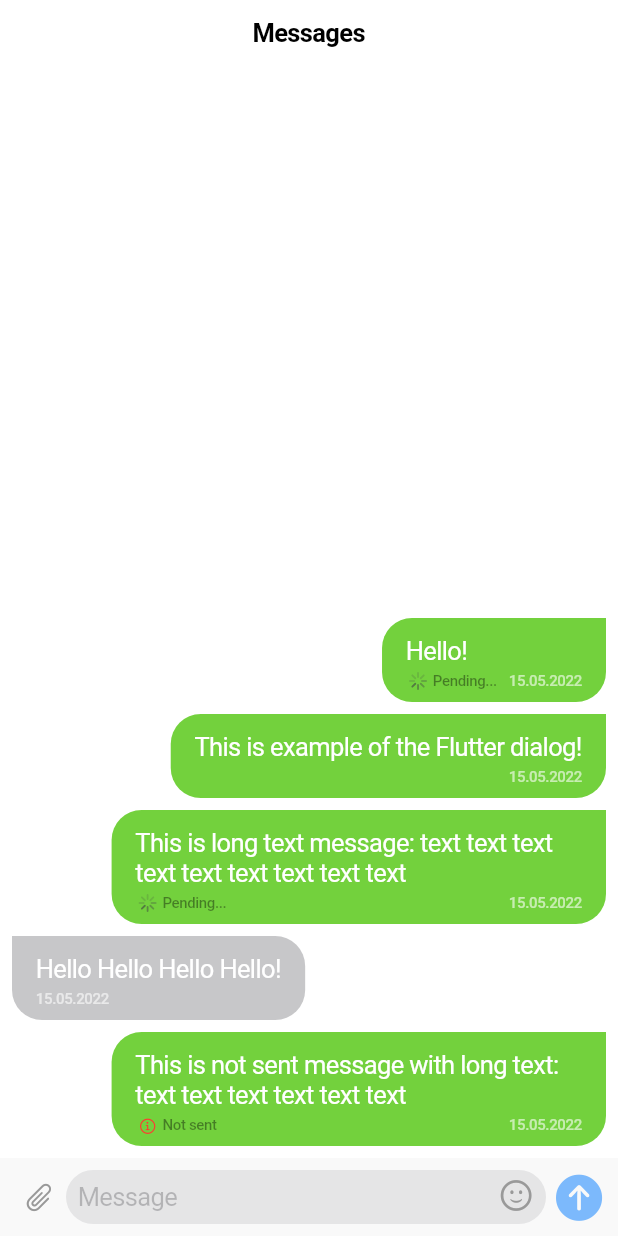
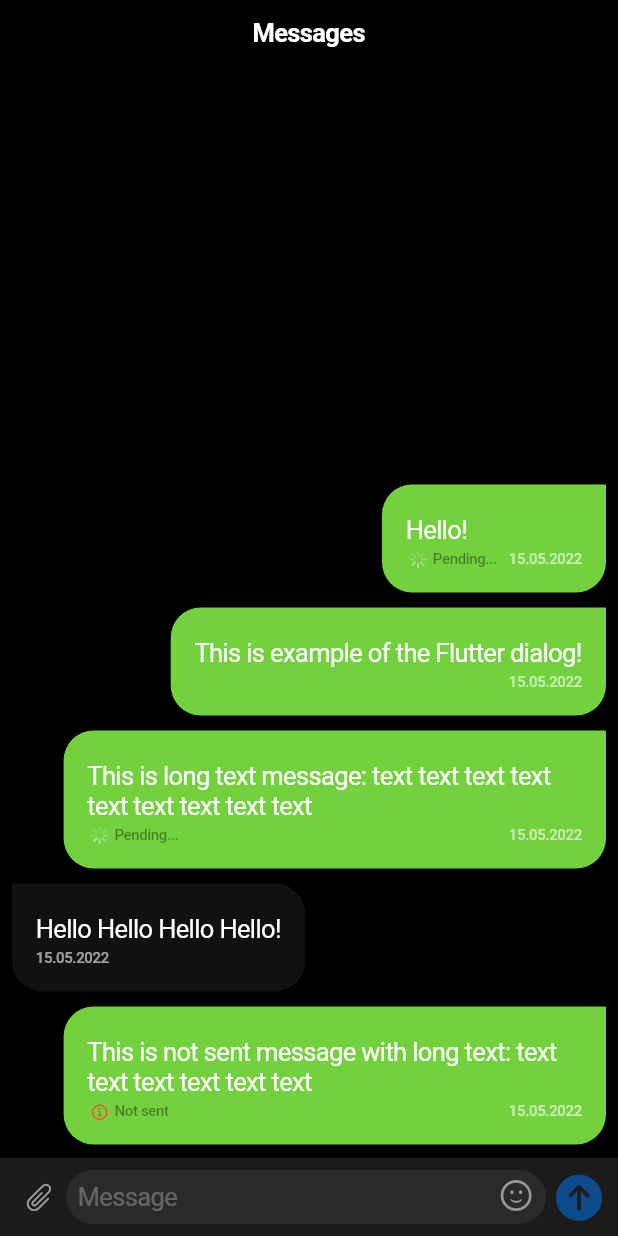
Before and after one commit to starchykov/flutter_dialog, a Flutter app: the screen it shows after launch, on a phone screen of 412 x 824 dp. Run offline on Flutter 3.47's test engine with Material 2 defaults, Android fonts, the phone set to English and light mode, and no system bars.

Commit message:
Some general improvements

```diff
--- a/lib/constants/constants.dart
+++ b/lib/constants/constants.dart
@@ -25,7 +25,9 @@ const kDarkGrayColor = CupertinoColors.separator;
 const kTitleTextColor = Color(0xFF30384D);
 const kTextColor = Color(0xFF4D5875);
 
+const kHeadFontSize = 14.0;
 const kDefaultFontSize = 14.0;
+const kSmallFontSize = 14.0;
 
 const kDefaultOffset = 16.0;
 const kDefaultDoubleOffset = 8.0;
--- a/lib/ui/application/application.dart
+++ b/lib/ui/application/application.dart
@@ -10,7 +10,7 @@ class DialogApp extends StatelessWidget {
       debugShowCheckedModeBanner: false,
       title: 'Flutter Demo',
       theme: CupertinoThemeData(
-        brightness: Brightness.light,
+        brightness: Brightness.dark,
         scaffoldBackgroundColor: CupertinoColors.systemBackground,
       ),
       home: HomeScreen(),
--- a/lib/ui/views/messages_screen/messages_item.dart
+++ b/lib/ui/views/messages_screen/messages_item.dart
@@ -15,17 +15,16 @@ class MessageItem extends StatelessWidget {
 
   @override
   Widget build(BuildContext context) {
-    return ConstrainedBox(
-      constraints: BoxConstraints(
-        minWidth: MediaQuery.of(context).size.width * .2,
-        maxWidth: MediaQuery.of(context).size.width * .8,
-      ),
-      child: IntrinsicWidth(
-        child: Wrapper(
-          borderTL: isCurrent ? 20 : 0,
-          borderTR: isCurrent ? 0 : 20,
-          color: isCurrent ? kSuccessColor : kDarkGrayColor,
-          widget: Column(
+    return Wrapper(
+      alignment: isCurrent ? MessageAlignment.end : MessageAlignment.start,
+      color: isCurrent ? kSuccessColor : kDarkGrayColor,
+      message: ConstrainedBox(
+        constraints: BoxConstraints(
+          minWidth: MediaQuery.of(context).size.width * .2,
+          maxWidth: MediaQuery.of(context).size.width * .8,
+        ),
+        child: IntrinsicWidth(
+          child: Column(
             mainAxisSize: MainAxisSize.min,
             mainAxisAlignment: MainAxisAlignment.spaceBetween,
             crossAxisAlignment: CrossAxisAlignment.start,
--- a/lib/ui/views/messages_screen/messages_list.dart
+++ b/lib/ui/views/messages_screen/messages_list.dart
@@ -24,15 +24,13 @@ class MessagesList extends StatelessWidget {
       padding: const EdgeInsets.symmetric(vertical: kDefaultTextSpace, horizontal: 8.0),
       itemBuilder: (context, index) {
         bool isCurrent = viewModel.currentUser(state.messages[index].userName);
-        return Container(
-          alignment: isCurrent ? Alignment.centerRight : Alignment.centerLeft,
-          child: ContextMenu(
+        return ContextMenu(
           menuActionHeight: 45.0,
           menuWidth: MediaQuery.of(context).size.width * .5,
           bottomOffsetHeight: kDefaultTextSpace,
+          alignment: isCurrent ? ContextMenuAlignment.end : ContextMenuAlignment.start,
           actions: [
-              if (state.messages[index].isPending == 2)
-                ContextMenuAction(
+            if (state.messages[index].isPending == 2) ContextMenuAction(
                 icon: CupertinoIcons.arrow_up_circle,
                 title: 'Resent',
                 onPress: () {},
@@ -50,7 +48,6 @@ class MessagesList extends StatelessWidget {
             ),
           ],
           child: MessageItem(isCurrent: isCurrent, messageItem: state.messages[index]),
-          ),
         );
       },
     );
--- a/lib/ui/widgets/wrapper.dart
+++ b/lib/ui/widgets/wrapper.dart
@@ -1,10 +1,16 @@
 import 'package:flutter/material.dart';
 import 'package:flutter_dialog/constants/constants.dart';
+
+enum MessageAlignment {start, end}
 
 class Wrapper extends StatelessWidget {
   /// Widget which will be wrapper by decoration wrapper.
   /// Value can not be null.
-  final Widget widget;
+  final Widget message;
+
+  /// Widget which will be wrapper by decoration wrapper.
+  /// Value can not be null.
+  final Widget? sticker;
 
   /// [Material] decoration [Color] value.
   /// Default [Color] is [Colors.lightGreen].
@@ -26,33 +32,44 @@ class Wrapper extends StatelessWidget {
   /// Default [BorderRadius] value 20.
   final double? borderTR;
 
+  final MessageAlignment alignment;
+
   /// Wrapper for messages instance widget. Wrapper has default margin (top: 5, bottom: 5)
   /// and default padding (vertical: 15, horizontal: 15).
   const Wrapper({
     Key? key,
-    required this.widget,
+    required this.message,
+    this.sticker,
+    required this.alignment,
     this.color,
     this.borderBL,
     this.borderTL,
     this.borderBR,
     this.borderTR,
+
   }) : super(key: key);
 
   @override
   Widget build(BuildContext context) {
-    return Container(
-      margin: const EdgeInsets.only(top: kDefaultTextSpace, bottom: kDefaultTextSpace),
-      padding: const EdgeInsets.symmetric(vertical: kDefaultDoubleOffset, horizontal: kDefaultOffset),
-      decoration: BoxDecoration(
-        color: color ?? kBackgroundBlue,
-        borderRadius: BorderRadius.only(
-          bottomLeft: Radius.circular(borderBL ?? kDefaultBorderRadius),
-          bottomRight: Radius.circular(borderBR ?? kDefaultBorderRadius),
-          topLeft: Radius.circular(borderTL ?? kDefaultBorderRadius),
-          topRight: Radius.circular(borderTR ?? kDefaultBorderRadius),
+    return Column(
+      crossAxisAlignment: alignment == MessageAlignment.end ? CrossAxisAlignment.end : CrossAxisAlignment.start,
+      children: [
+        sticker ?? const SizedBox(),
+        Container(
+          margin: const EdgeInsets.symmetric(vertical: 5),
+          padding: const EdgeInsets.symmetric(vertical: 16, horizontal: 16),
+          decoration: BoxDecoration(
+            color: color,
+            borderRadius: BorderRadius.only(
+              bottomLeft: const Radius.circular(20.0),
+              bottomRight: const Radius.circular(20.0),
+              topLeft: Radius.circular(alignment == MessageAlignment.end ? 20.0 : 0),
+              topRight: Radius.circular(alignment == MessageAlignment.start ? 20.0 : 0),
+            ),
+          ),
+          child: message,
         ),
-      ),
-      child: widget,
+      ],
     );
   }
 }
```
Also changed, not shown: lib/ui/widgets/context_menu.dart (+35 -14 lines), pubspec.lock, 3 other files. Lines whose indentation alone changed are shown as unchanged.
